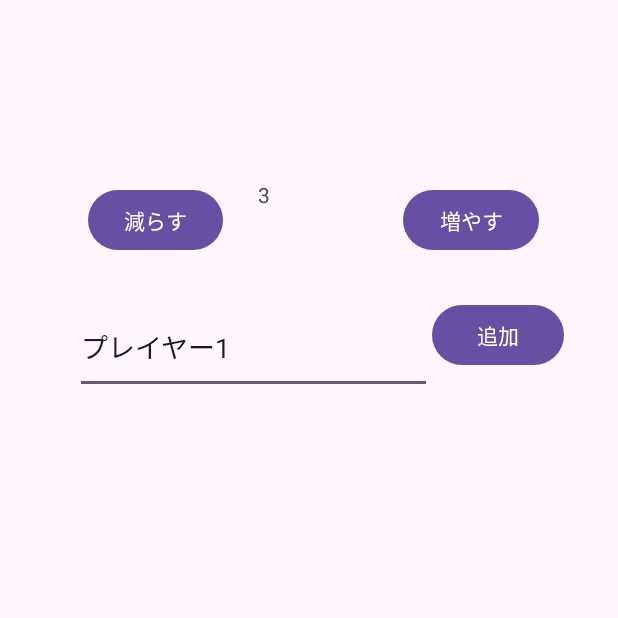
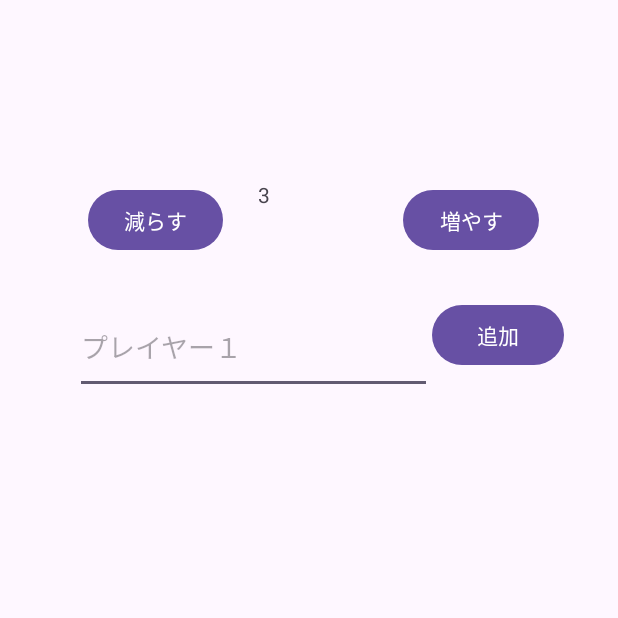
Before and after one commit to konan-pbl-2025/word_policing, an Android app: the MemberInput screen opened directly, with no data from a screen before it, after a tap on "減らす", on a phone screen of 412 x 824 dp, the top half of it. Run offline under Robolectric (Android 15) with nearby library versions, the phone set to English and light mode, and no system bars.

Commit message:
名前入力とメンバー表示ができました！

```diff
--- a/app/src/main/java/com/example/word_policing/MemberInput.java
+++ b/app/src/main/java/com/example/word_policing/MemberInput.java
@@ -26,8 +26,7 @@ public class MemberInput extends AppCompatActivity {
         TextView numtext = (TextView) findViewById(R.id.num);
         numtext.setText(String.valueOf(3));   // 初期値
         EditText nametext = (EditText) findViewById(R.id.NameText);
-        String playerName = getString(R.string.player_name, 1);  // "プレイヤー1" を設定
-        nametext.setText(playerName);  // nametextに設定
+        nametext.setHint("プレイヤー１"); // プレイヤー１を表示
         ListView memberlist = (ListView) findViewById(R.id.MemberListText);
         ArrayList<String> playerNames = new ArrayList<>();
         ArrayAdapter<String> adapter = new ArrayAdapter<>(this, android.R.layout.simple_list_item_1, playerNames);
@@ -45,6 +44,10 @@ public class MemberInput extends AppCompatActivity {
                 if (currentNumber > 3 ) {
                     currentNumber -= 1;  // 現在人数-1
                 }
+                if (currentNumber < playerNames.size()) {
+                    playerNames.remove(playerNames.size()-1);
+                    adapter.notifyDataSetChanged();
+                }
                 // 結果をTextViewにセット
                 numtext.setText(String.valueOf(currentNumber));
             }
@@ -55,6 +58,9 @@ public class MemberInput extends AppCompatActivity {
                 // 数字を加算する
                 if (currentNumber < 6 ) {
                     currentNumber += 1;  // 現在人数+1
+                    // 名前入力ができるようにする
+                    nametext.setEnabled(true);
+                    nametext.setHint("プレイヤー" + currentNumber);
                 }
                 // 結果をTextViewにセット
                 numtext.setText(String.valueOf(currentNumber));
@@ -82,10 +88,10 @@ public class MemberInput extends AppCompatActivity {
                     // 設定人数になったら名前を設定できないようにする
                     if (playerCount == currentNumber - 1) {
                         nametext.setEnabled(false);
-                        nametext.setText("これ以上入力できません！");
+                        nametext.setHint("これ以上入力できません！");
                     }
                 } else {
-                    nametext.setText("これ以上入力できません！");
+                    nametext.setHint("これ以上入力できません！");
                 }
             }
         });
--- a/app/src/main/res/layout/activity_member_input.xml
+++ b/app/src/main/res/layout/activity_member_input.xml
@@ -34,7 +34,6 @@
         android:layout_height="62dp"
         android:ems="10"
         android:inputType="text"
-        android:text="@string/player_name"
         app:layout_constraintBottom_toBottomOf="parent"
         app:layout_constraintEnd_toEndOf="parent"
         app:layout_constraintHorizontal_bias="0.288"
--- a/app/src/main/res/values/strings.xml
+++ b/app/src/main/res/values/strings.xml
@@ -2,5 +2,4 @@
     <string name="app_name">word_policing</string>
     <string name="direction_left">減らす</string>
     <string name="direction_right">増やす</string>
-    <string name="player_name">プレイヤー%d</string>
 </resources>
```
